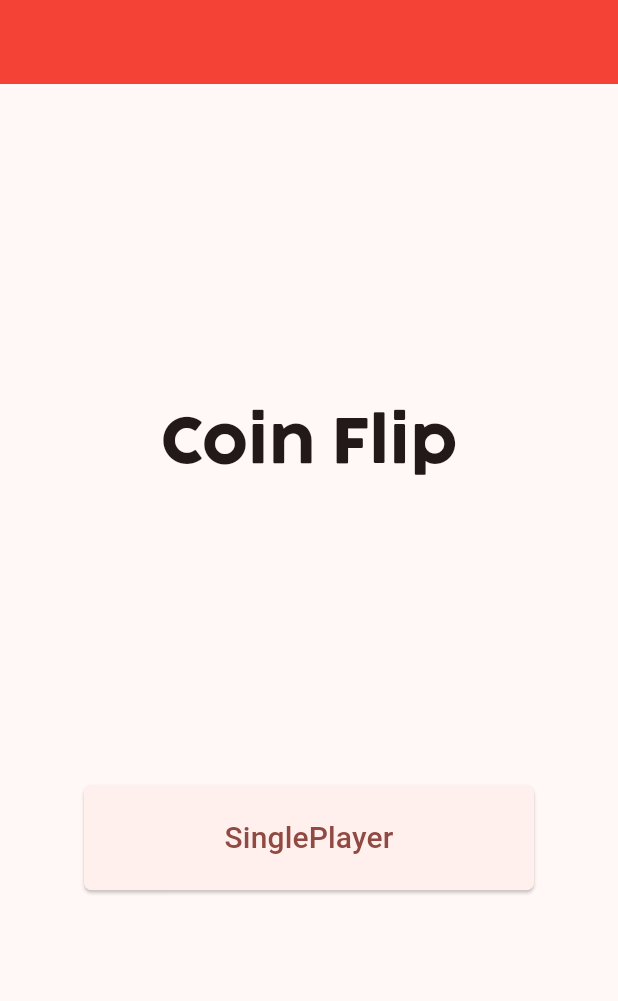
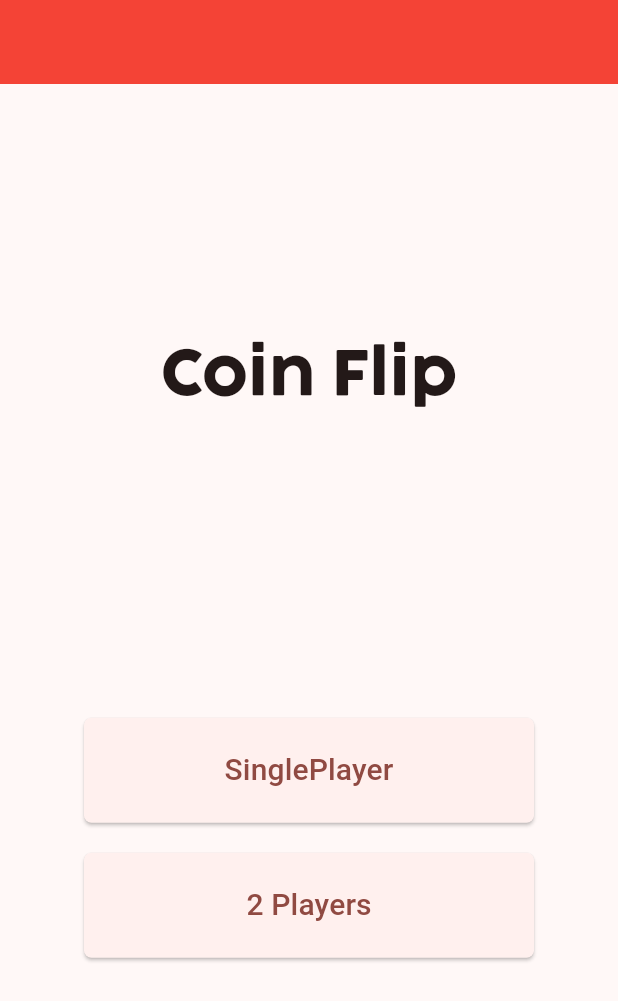
Before and after one commit to PsSergio/Coin-Flip-Futter, a Flutter app: the screen it shows after launch, on a phone screen of 412 x 824 dp. Shown: the top 1001 px of the screen. Run offline on Flutter 3.47's test engine with Material 3 defaults, Android fonts, the phone set to English and light mode, and no system bars.

Commit message:
feat: Home Page finished.

```diff
--- a/coin_flip/lib/default_button.dart
+++ /dev/null
@@ -1,26 +0,0 @@
-import 'package:flutter/material.dart';
-
-class DefaultButtonForApp extends StatelessWidget {
-  final String text;
-  // final Future func;
-
-  const DefaultButtonForApp({super.key, required this.text});
-
-  @override
-  Widget build(BuildContext context) {
-    return ElevatedButton(
-      onPressed: () {
-        // func;
-      },
-      style: ElevatedButton.styleFrom(
-          padding: EdgeInsets.all(20),
-          fixedSize: Size(300, 70),
-          shape:
-              RoundedRectangleBorder(borderRadius: BorderRadius.circular(5))),
-      child: Text(
-        text,
-        style: TextStyle(fontSize: 20),
-      ),
-    );
-  }
-}
--- a/coin_flip/lib/home_page.dart
+++ b/coin_flip/lib/home_page.dart
@@ -1,7 +1,6 @@
-import 'package:coin_flip/default_button.dart';
+import 'package:coin_flip/two_players.dart';
+import 'package:coin_flip/single_player.dart';
 import 'package:flutter/material.dart';
-import 'package:flutter/widgets.dart';
-import 'package:coin_flip/single_player.dart';
 
 class HomePage extends StatefulWidget {
   @override
@@ -38,10 +37,16 @@ class HomePageState extends State<HomePage> {
                 height: 200,
               ),
 
-              DefaultButtonForApp(
+              HomeButtonForApp(
                 text: 'SinglePlayer',
-                // func: navigateForPage(SinglePlayerPage(), context),
+                page: SinglePlayerPage(),
               ),
+
+              Container(
+                height: 20,
+              ),
+
+              HomeButtonForApp(text: '2 Players', page: TwoPlayersPage()),
 
               Container(
                 height: 20,
@@ -52,9 +57,27 @@ class HomePageState extends State<HomePage> {
   }
 }
 
-// void navigateForPage(Page, context){
-//   Navigator.push(
-//     context,
-//     MaterialPageRoute(builder:  (context) => Page())
-//   );
-// }
+class HomeButtonForApp extends StatelessWidget {
+  final String text;
+  final Widget page;
+
+  const HomeButtonForApp({super.key, required this.text, required this.page});
+
+  @override
+  Widget build(BuildContext context) {
+    return ElevatedButton(
+      style: ElevatedButton.styleFrom(
+          padding: EdgeInsets.all(20),
+          fixedSize: Size(300, 70),
+          shape:
+              RoundedRectangleBorder(borderRadius: BorderRadius.circular(5))),
+      onPressed: () {
+        Navigator.push(context, MaterialPageRoute(builder: (context) => page));
+      },
+      child: Text(
+        text,
+        style: TextStyle(fontSize: 20),
+      ),
+    );
+  }
+}
```
Also changed, not shown: coin_flip/lib/two_players.dart (added, +20 -0 lines).
